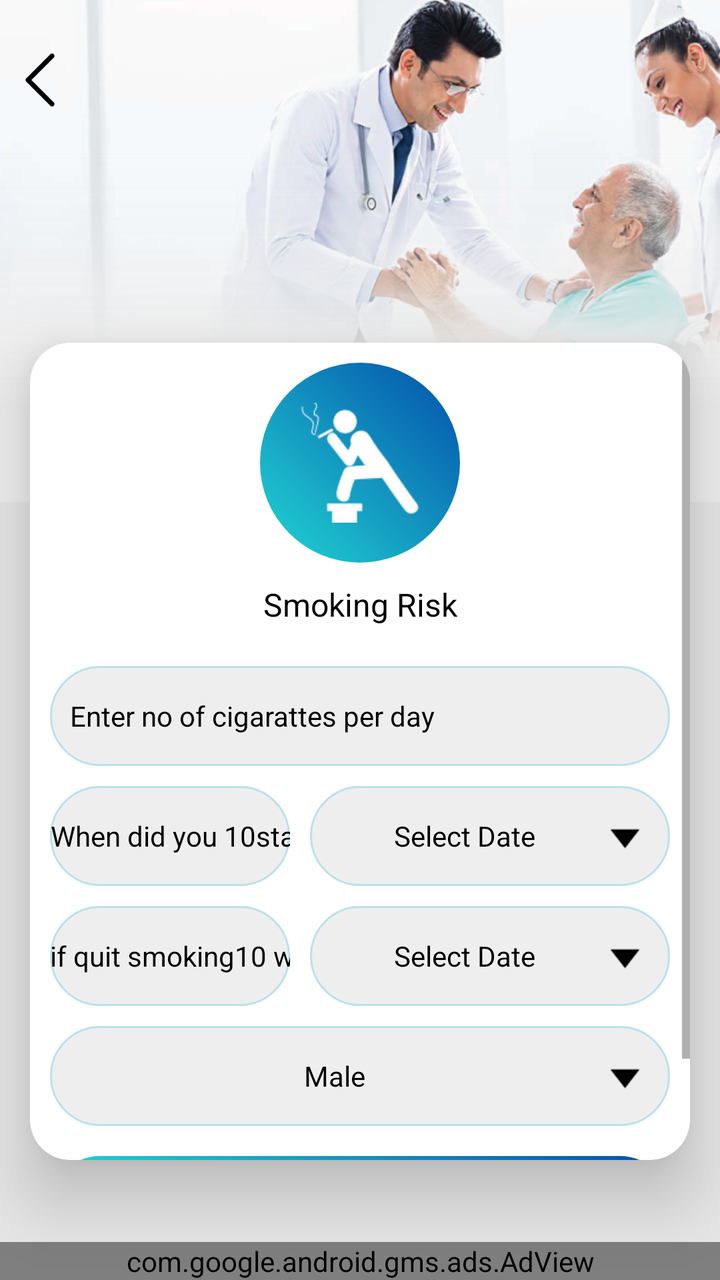
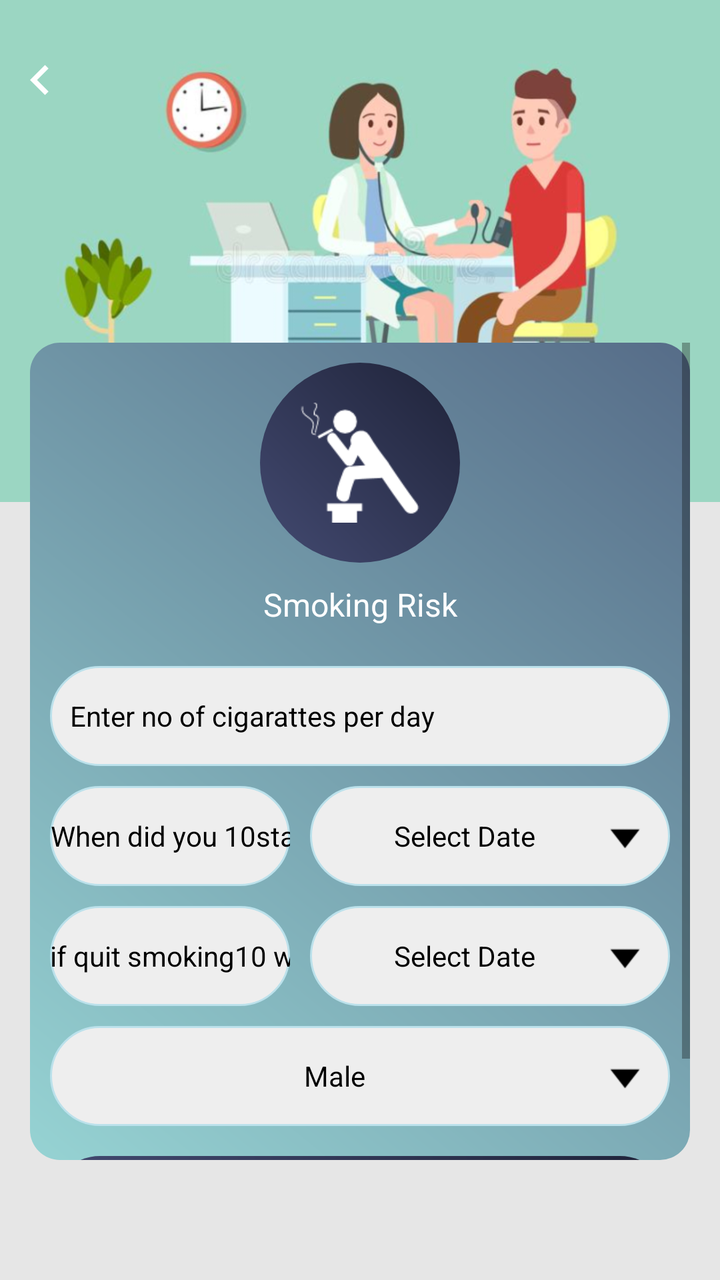

Before-and-after screenshots of an Android layout around one commit, followed by the original layout XML and the change that was made.
<!-- AndroidManifest.xml: application theme AppTheme -->
<!-- res/layout/smoking_risk.xml -->
<?xml version="1.0" encoding="utf-8"?>
<RelativeLayout xmlns:android="http://schemas.android.com/apk/res/android"
    xmlns:aapt="http://schemas.android.com/aapt"
    xmlns:app="http://schemas.android.com/apk/res-auto"
    android:layout_width="match_parent"
    android:layout_height="match_parent"
    android:background="@color/gray_color">

    <RelativeLayout
        android:id="@+id/banner"
        android:layout_width="match_parent"
        android:layout_height="wrap_content"
        android:background="@mipmap/calculator_banner_2">

    </RelativeLayout>

    <ImageView
        android:id="@+id/iv_back"
        android:layout_width="40dp"
        android:layout_height="40dp"
        android:layout_alignParentLeft="true"
        android:layout_alignParentTop="true"
        android:layout_marginTop="20dp"
        android:padding="5dp"
        android:src="@mipmap/left_arrow" />


    <androidx.cardview.widget.CardView
        android:id="@+id/cardviewone"
        android:layout_marginBottom="60dp"
        android:layout_width="match_parent"
        android:layout_height="wrap_content"
        android:layout_below="@+id/banner"
        android:layout_marginLeft="@dimen/text_15"
        android:layout_marginTop="-80dp"
        android:layout_marginRight="@dimen/text_15"
        android:orientation="horizontal"
        app:cardCornerRadius="20dp"
        app:cardElevation="20dip">


        <ScrollView
            android:layout_width="match_parent"
            android:layout_height="wrap_content"
            android:layout_above="@+id/ad_layout"
            android:layout_below="@+id/tv_smoking_risk">

            <LinearLayout
                android:layout_width="match_parent"
                android:layout_height="wrap_content"
                android:orientation="vertical">

                <RelativeLayout
                    android:layout_width="match_parent"
                    android:layout_height="wrap_content"
                    android:layout_above="@+id/cardviewone"
                    android:layout_marginTop="10dp">

                    <RelativeLayout
                        android:id="@+id/rel12"
                        android:layout_width="100dp"
                        android:layout_height="100dp"
                        android:layout_centerInParent="true"
                        android:background="@drawable/a3_grad">

                        <ImageView
                            android:id="@+id/iv_smoking_risk"
                            android:layout_width="60dp"
                            android:layout_height="60dp"
                            android:layout_centerInParent="true"
                            android:layout_centerHorizontal="true"
                            android:src="@drawable/img_smoking_risk" />
                    </RelativeLayout>
                </RelativeLayout>


                <TextView
                    android:id="@+id/tv_smoking_risk"
                    android:layout_width="match_parent"
                    android:layout_height="wrap_content"
                    android:layout_below="@+id/rel12"
                    android:layout_centerHorizontal="true"
                    android:layout_margin="10dp"
                    android:text="@string/Smoking_Risk"
                    android:textAlignment="center"
                    android:textColor="@color/black"
                    android:textSize="@dimen/textsize_16" />


                <LinearLayout
                    android:id="@+id/ll_bmi"
                    android:layout_width="match_parent"
                    android:layout_height="wrap_content"
                    android:layout_centerInParent="true"
                    android:layout_margin="10dp"
                    android:orientation="vertical">

                    <EditText
                        android:id="@+id/et_no_of_cigarettes"
                        android:layout_width="match_parent"
                        android:layout_height="50dp"
                        android:layout_marginBottom="10dp"
                        android:background="@drawable/corner2"
                        android:hint="@string/Enter_no_of_cigarattes_per_day"
                        android:imeOptions="actionDone"
                        android:inputType="number"
                        android:paddingLeft="10dp"
                        android:textColor="@color/black"
                        android:textColorHint="@color/black"
                        android:textSize="@dimen/textsize_14" />

                    <LinearLayout
                        android:layout_width="match_parent"
                        android:layout_height="50dp"
                        android:layout_centerInParent="true"
                        android:orientation="horizontal"
                        android:weightSum="10">

                        <TextView
                            android:id="@+id/tv_height"
                            android:layout_width="0dp"
                            android:layout_height="match_parent"
                            android:layout_weight="4"
                            android:background="@drawable/corner2"
                            android:gravity="center"
                            android:hint="@string/When_start_smoking"
                            android:inputType="numberDecimal"
                            android:textColor="@color/black"
                            android:textColorHint="@color/black"
                            android:textSize="@dimen/textsize_14" />

                        <TextView
                            android:id="@+id/tv_startdate"
                            android:layout_width="0dp"
                            android:layout_height="match_parent"
                            android:layout_marginLeft="10dp"
                            android:layout_weight="6"
                            android:background="@drawable/corner2"
                            android:drawableRight="@mipmap/down"
                            android:gravity="center"
                            android:padding="10dp"
                            android:paddingLeft="10dp"
                            android:text="@string/Select_Date"
                            android:textColor="@color/black"
                            android:textColorHint="@color/black"
                            android:textSize="14dp" />
                    </LinearLayout>

                    <LinearLayout
                        android:layout_width="match_parent"
                        android:layout_height="50dp"
                        android:layout_centerInParent="true"
                        android:layout_marginTop="10dp"
                        android:orientation="horizontal"
                        android:weightSum="10">

                        <TextView
                            android:id="@+id/tv_weight"
                            android:layout_width="0dp"
                            android:layout_height="match_parent"
                            android:layout_weight="4"
                            android:background="@drawable/corner2"
                            android:gravity="center"
                            android:hint="@string/When_quit_smoking"
                            android:inputType="numberDecimal"
                            android:textColor="@color/black"
                            android:textColorHint="@color/black"
                            android:textSize="@dimen/textsize_14" />

                        <TextView
                            android:id="@+id/tv_enddate"
                            android:layout_width="0dp"
                            android:layout_height="match_parent"
                            android:layout_marginLeft="10dp"
                            android:layout_weight="6"
                            android:background="@drawable/corner2"
                            android:drawableRight="@mipmap/down"
                            android:gravity="center"
                            android:padding="10dp"
                            android:paddingLeft="10dp"
                            android:text="@string/Select_Date"
                            android:textColor="@color/black"
                            android:textColorHint="@color/black"
                            android:textSize="@dimen/textsize_14" />
                    </LinearLayout>

                    <LinearLayout
                        android:layout_width="match_parent"
                        android:layout_height="50dp"
                        android:layout_centerInParent="true"
                        android:layout_marginTop="10dp"
                        android:orientation="horizontal"
                        android:weightSum="10">

                        <TextView
                            android:id="@+id/tv_genderunit"
                            android:layout_width="0dp"
                            android:layout_height="match_parent"
                            android:layout_weight="7"
                            android:background="@drawable/corner2"
                            android:gravity="center"
                            android:hint="@string/Male"
                            android:inputType="numberDecimal"
                            android:paddingLeft="10dp"
                            android:textColor="@color/black"
                            android:textColorHint="@color/black"
                            android:textSize="@dimen/textsize_14"
                            android:visibility="gone" />

                        <TextView
                            android:id="@+id/tv_gender"
                            android:layout_width="match_parent"
                            android:layout_height="match_parent"
                            android:layout_weight="3"
                            android:background="@drawable/corner2"
                            android:drawableRight="@mipmap/down"
                            android:gravity="center"
                            android:padding="10dp"
                            android:paddingLeft="10dp"
                            android:text="@string/Male"
                            android:textColor="@color/black"
                            android:textColorHint="@color/black"
                            android:textSize="@dimen/textsize_14" />
                    </LinearLayout>

                    <TextView
                        android:id="@+id/tv_search_bloodsmokingrisk"
                        android:layout_width="match_parent"
                        android:layout_height="50dp"
                        android:layout_marginTop="15dp"
                        android:background="@drawable/a3_grad"
                        android:gravity="center"
                        android:text="@string/Calculate_Smoking_Risk"
                        android:textColor="@color/white"
                        android:textColorHint="@color/white" />
                </LinearLayout>
            </LinearLayout>
        </ScrollView>
    </androidx.cardview.widget.CardView>

    <include
        android:id="@+id/ad_layout"
        layout="@layout/native_ad"
        android:layout_width="match_parent"
        android:layout_height="wrap_content"
        android:layout_alignParentLeft="true"
        android:layout_alignParentBottom="true"
        android:layout_gravity="top|center_vertical|center_horizontal|center" />
</RelativeLayout>
<!-- res/layout/native_ad.xml (included above) -->
<?xml version="1.0" encoding="utf-8"?>
<LinearLayout xmlns:android="http://schemas.android.com/apk/res/android"
    xmlns:aapt="http://schemas.android.com/aapt"
    xmlns:app="http://schemas.android.com/apk/res-auto"
    android:layout_width="match_parent"
    android:layout_height="wrap_content"
    android:orientation="vertical">

    <com.google.android.gms.ads.AdView
        android:id="@+id/adView"
        android:layout_width="match_parent"
        android:layout_height="wrap_content"
        android:layout_above="@+id/ll_footer_menu"
        app:adSize="BANNER"
        app:adUnitId="@string/banner_ad" />
</LinearLayout>
<!-- resources referenced by this layout -->
<resources>
  <color name="black">#000000</color>
  <color name="gray_color">#E6E6E6</color>
  <color name="white">#ffffff</color>
  <dimen name="text_15">15sp</dimen>
  <dimen name="textsize_14">14sp</dimen>
  <dimen name="textsize_16">16sp</dimen>
  <!-- drawable a3_grad (drawable) -->
  <?xml version="1.0" encoding="utf-8"?>
  <shape xmlns:android="http://schemas.android.com/apk/res/android">
      <gradient
          android:angle="225"
          android:endColor="#21d6d3"
          android:startColor="#044fab" />
  
      <corners android:radius="200dp"/>
      
  </shape>
  <!-- drawable corner2 (drawable) -->
  <?xml version="1.0" encoding="utf-8"?>
  <shape xmlns:android="http://schemas.android.com/apk/res/android"
      android:shape="rectangle">
  
  
      <stroke
          android:width="1dp"
          android:color="#BBE1EB"/>
  
      <corners android:radius="200dp"/>
  
      <solid
          android:color="#EEEEEE"/>
  
  </shape>
  <!-- drawable img_smoking_risk: png bitmap (drawable, 1550 bytes) -->
  <!-- mipmap calculator_banner_2: png bitmap (mipmap-xhdpi, 230774 bytes) -->
  <!-- mipmap down: png bitmap (mipmap-xhdpi, 325 bytes) -->
  <!-- mipmap left_arrow: png bitmap (mipmap-xhdpi, 499 bytes) -->
  <string name="Calculate_Smoking_Risk">Calculate Smoking Risk</string>
  <string name="Enter_no_of_cigarattes_per_day">Enter no of cigarattes per day</string>
  <string name="Male">Male</string>
  <string name="Select_Date">Select Date</string>
  <string name="Smoking_Risk">Smoking Risk</string>
  <string name="When_quit_smoking">if quit smoking\10 when was that</string>
  <string name="When_start_smoking">When did you \10start smoking</string>
  <string name="banner_ad">ca-app-pub-3940256099942544/6300978111</string>
  <style name="AppTheme" parent="Theme.AppCompat.Light.DarkActionBar">
          
          <item name="colorPrimary">@color/colorPrimary</item>
          <item name="colorPrimaryDark">@color/colorPrimaryDark</item>
          <item name="colorAccent">@color/colorAccent</item>
      </style>
  <color name="colorPrimary">#36D1DC</color>
  <color name="colorPrimaryDark">#044fab</color>
  <color name="colorAccent">#03DAC5</color>
</resources>

<!-- the commit's change to res/layout/smoking_risk.xml (unified diff, before → after) -->
@@ -22,10 +22,10 @@
         android:layout_alignParentTop="true"
         android:layout_marginTop="20dp"
         android:padding="5dp"
-        android:src="@mipmap/left_arrow" />
-
-
-    <androidx.cardview.widget.CardView
+        android:src="@drawable/ic_chevron_left_white_24dp" />
+
+
+    <LinearLayout
         android:id="@+id/cardviewone"
         android:layout_marginBottom="60dp"
         android:layout_width="match_parent"
@@ -35,14 +35,14 @@
         android:layout_marginTop="-80dp"
         android:layout_marginRight="@dimen/text_15"
         android:orientation="horizontal"
-        app:cardCornerRadius="20dp"
+        android:background="@drawable/a2_grad_black"
         app:cardElevation="20dip">
 
 
         <ScrollView
             android:layout_width="match_parent"
             android:layout_height="wrap_content"
-            android:layout_above="@+id/ad_layout"
+            android:layout_above="@+id/normal_ad_include"
             android:layout_below="@+id/tv_smoking_risk">
 
             <LinearLayout
@@ -83,7 +83,7 @@
                     android:layout_margin="10dp"
                     android:text="@string/Smoking_Risk"
                     android:textAlignment="center"
-                    android:textColor="@color/black"
+                    android:textColor="@color/white"
                     android:textSize="@dimen/textsize_16" />
 
 
@@ -236,31 +236,13 @@
                 </LinearLayout>
             </LinearLayout>
         </ScrollView>
-    </androidx.cardview.widget.CardView>
-
-    <include
-        android:id="@+id/ad_layout"
-        layout="@layout/native_ad"
+    </LinearLayout>
+
+
+    <LinearLayout
+        android:id="@+id/normal_ad_include"
         android:layout_width="match_parent"
         android:layout_height="wrap_content"
-        android:layout_alignParentLeft="true"
-        android:layout_alignParentBottom="true"
-        android:layout_gravity="top|center_vertical|center_horizontal|center" />
+        android:orientation="vertical"
+        android:layout_alignParentBottom="true"/>
 </RelativeLayout>
-<!-- res/layout/native_ad.xml (included above) -->
-<?xml version="1.0" encoding="utf-8"?>
-<LinearLayout xmlns:android="http://schemas.android.com/apk/res/android"
-    xmlns:aapt="http://schemas.android.com/aapt"
-    xmlns:app="http://schemas.android.com/apk/res-auto"
-    android:layout_width="match_parent"
-    android:layout_height="wrap_content"
-    android:orientation="vertical">
-
-    <com.google.android.gms.ads.AdView
-        android:id="@+id/adView"
-        android:layout_width="match_parent"
-        android:layout_height="wrap_content"
-        android:layout_above="@+id/ll_footer_menu"
-        app:adSize="BANNER"
-        app:adUnitId="@string/banner_ad" />
-</LinearLayout>
<!-- resource entries referenced after the edit -->
@@ -6,16 +6,27 @@
   <dimen name="text_15">15sp</dimen>
   <dimen name="textsize_14">14sp</dimen>
   <dimen name="textsize_16">16sp</dimen>
-  <!-- drawable a3_grad (drawable) -->
+  <!-- drawable a2_grad_black (drawable) -->
   <?xml version="1.0" encoding="utf-8"?>
   <shape xmlns:android="http://schemas.android.com/apk/res/android">
       <gradient
           android:angle="225"
-          android:endColor="#21d6d3"
-          android:startColor="#044fab" />
+          android:endColor="#96D3D3"
+          android:startColor="#566C88" />
   
-      <corners android:radius="200dp"/>
-      
+      <corners android:radius="15dp"/>
+  
+  </shape>
+  <!-- drawable a3_grad (drawable) -->
+  <?xml version="1.0" encoding="utf-8"?>
+  <shape xmlns:android="http://schemas.android.com/apk/res/android">
+  <gradient
+      android:angle="225"
+      android:endColor="#434A71"
+      android:startColor="#1F2339" />
+  
+  <corners android:radius="200dp"/>
+  
   </shape>
   <!-- drawable corner2 (drawable) -->
   <?xml version="1.0" encoding="utf-8"?>
@@ -33,10 +44,15 @@
           android:color="#EEEEEE"/>
   
   </shape>
+  <!-- drawable ic_chevron_left_white_24dp (drawable) -->
+  <vector android:height="24dp" android:tint="#FFFFFF"
+      android:viewportHeight="24" android:viewportWidth="24"
+      android:width="24dp" xmlns:android="http://schemas.android.com/apk/res/android">
+      <path android:fillColor="@android:color/white" android:pathData="M15.41,7.41L14,6l-6,6 6,6 1.41,-1.41L10.83,12z"/>
+  </vector>
   <!-- drawable img_smoking_risk: png bitmap (drawable, 1550 bytes) -->
-  <!-- mipmap calculator_banner_2: png bitmap (mipmap-xhdpi, 230774 bytes) -->
+  <!-- mipmap calculator_banner_2: png bitmap (mipmap-xhdpi, 192739 bytes) -->
   <!-- mipmap down: png bitmap (mipmap-xhdpi, 325 bytes) -->
-  <!-- mipmap left_arrow: png bitmap (mipmap-xhdpi, 499 bytes) -->
   <string name="Calculate_Smoking_Risk">Calculate Smoking Risk</string>
   <string name="Enter_no_of_cigarattes_per_day">Enter no of cigarattes per day</string>
   <string name="Male">Male</string>
@@ -44,15 +60,14 @@
   <string name="Smoking_Risk">Smoking Risk</string>
   <string name="When_quit_smoking">if quit smoking\10 when was that</string>
   <string name="When_start_smoking">When did you \10start smoking</string>
-  <string name="banner_ad">ca-app-pub-3940256099942544/6300978111</string>
   <style name="AppTheme" parent="Theme.AppCompat.Light.DarkActionBar">
           
           <item name="colorPrimary">@color/colorPrimary</item>
           <item name="colorPrimaryDark">@color/colorPrimaryDark</item>
           <item name="colorAccent">@color/colorAccent</item>
       </style>
-  <color name="colorPrimary">#36D1DC</color>
-  <color name="colorPrimaryDark">#044fab</color>
-  <color name="colorAccent">#03DAC5</color>
+  <color name="colorPrimary">#434A71</color>
+  <color name="colorPrimaryDark">#1F2339</color>
+  <color name="colorAccent">#1F2339</color>
 </resources>
 
